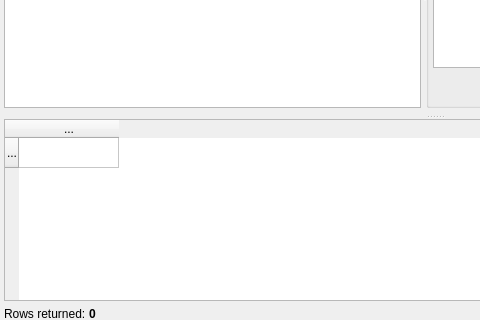
This is libpgmodeler_ui/ui/sqlexecutionwidget.ui in pgmodeler/pgmodeler as Qt 5 draws it before an edit; both pictures show x 0 to 480 and y 164 to 484 of the 870 by 664 pixel window. The edited form follows.
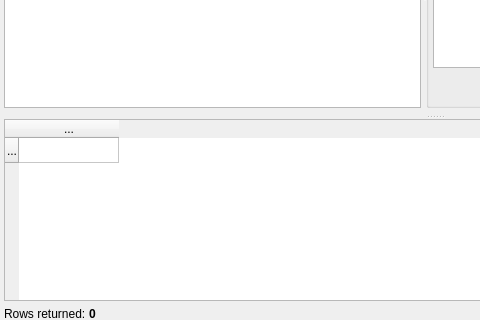
This is the edited form. Icons and pictures are not drawn.

Commit message: Minor fix when displaying the row amount for the selected table on database explorer.

Diff of the .ui file:
```diff
--- a/libpgmodeler_ui/ui/sqlexecutionwidget.ui
+++ b/libpgmodeler_ui/ui/sqlexecutionwidget.ui
@@ -607,6 +607,12 @@
             <property name="sortingEnabled">
              <bool>false</bool>
             </property>
+            <attribute name="verticalHeaderDefaultSectionSize">
+             <number>25</number>
+            </attribute>
+            <attribute name="verticalHeaderMinimumSectionSize">
+             <number>25</number>
+            </attribute>
             <row>
              <property name="text">
               <string>...</string>
```
The commit also changes 2 other files.
